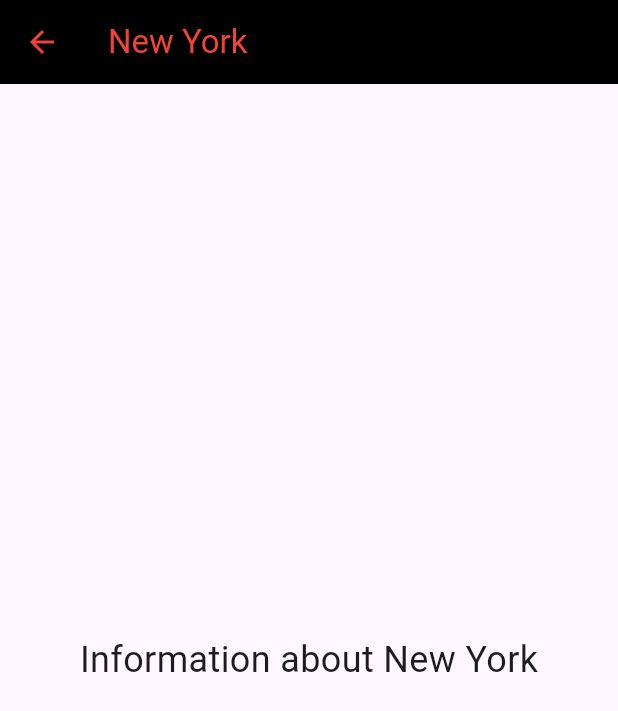
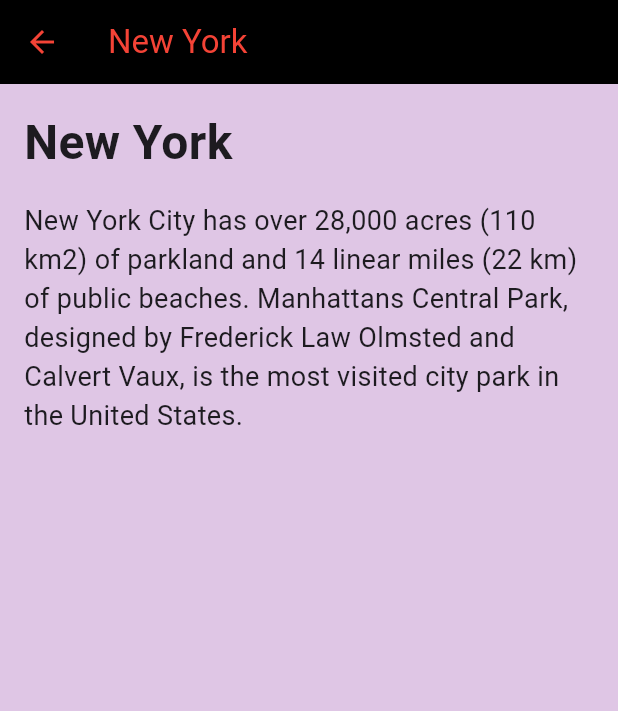
Before and after one commit to Aditya-Vasipalli/travel_diary, a Flutter app: the screen it shows after launch, scrolled down 226 dp, after a tap on "Information", on a phone screen of 412 x 824 dp. Shown: the top 711 px of the screen. Run offline on Flutter 3.47's test engine with Material 3 defaults, Android fonts, the phone set to English and light mode, and no system bars.

Commit message:
Update info_page.dart

```diff
--- a/lib/info_page.dart
+++ b/lib/info_page.dart
@@ -1,10 +1,10 @@
 import 'package:flutter/material.dart';
-
 
 class InfoPage extends StatelessWidget {
   final String title;
+  final String description; // Add a field for the description
 
-  const InfoPage({super.key, required this.title});
+  const InfoPage({super.key, required this.title, required this.description});
 
   @override
   Widget build(BuildContext context) {
@@ -14,15 +14,28 @@
         backgroundColor: Colors.black,
         foregroundColor: Colors.red,
       ),
-      body: Center(
-        child: Text(
-          'Information about $title',
-          style: const TextStyle(fontSize: 24),
+      backgroundColor: const Color.fromARGB(255, 223, 198, 229),
+      body: Padding(
+        padding: const EdgeInsets.all(16.0),
+        child: Column(
+          crossAxisAlignment: CrossAxisAlignment.start,
+          children: [
+            Text(
+              title,
+              style: const TextStyle(fontSize: 32, fontWeight: FontWeight.bold),
+            ),
+            const SizedBox(height: 16),
+            Text(
+              description, // Display the description here
+              style: const TextStyle(fontSize: 18),
+            ),
+          ],
         ),
       ),
     );
   }
 }
+
 
 class LondonPage extends StatelessWidget {
   const LondonPage({super.key});
```
